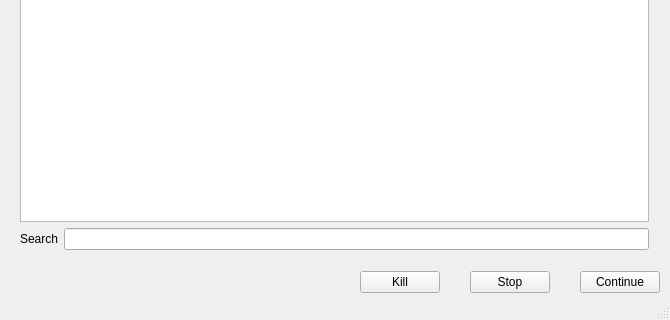
This is mainwindow.ui in VitorRamos/TaskManager as Qt 5 draws it before an edit; both pictures show x 0 to 670 and y 189 to 509 of the 670 by 509 pixel window. The edited form follows.
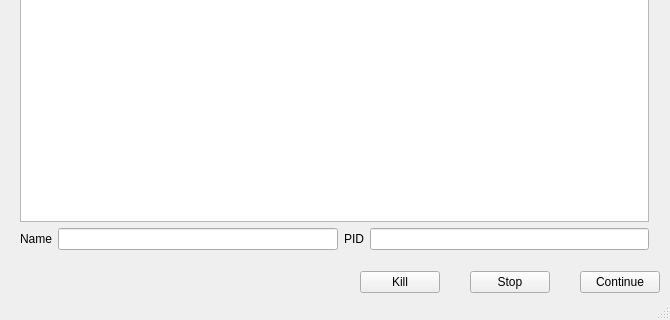
This is the edited form.

Commit message: busca pid

What changed in the file:
```diff
--- a/mainwindow.ui
+++ b/mainwindow.ui
@@ -32,13 +32,23 @@
        <item>
         <widget class="QLabel" name="label">
          <property name="text">
-          <string>Search</string>
+          <string>Name</string>
          </property>
         </widget>
        </item>
        <item>
         <widget class="QLineEdit" name="lineEdit"/>
        </item>
+       <item>
+        <widget class="QLabel" name="label_3">
+         <property name="text">
+          <string>PID</string>
+         </property>
+        </widget>
+       </item>
+       <item>
+        <widget class="QLineEdit" name="lineEdit_2"/>
+       </item>
       </layout>
      </item>
     </layout>
```
The commit also changes 2 other files.
